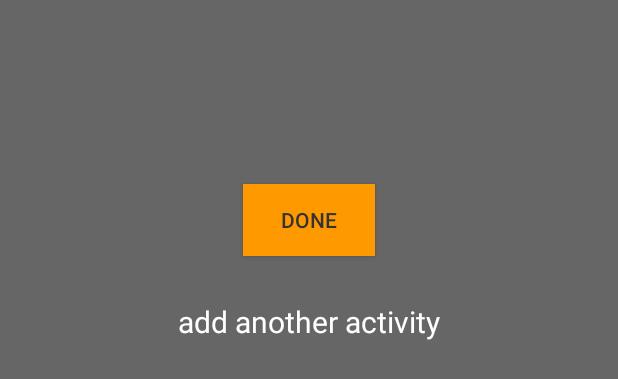
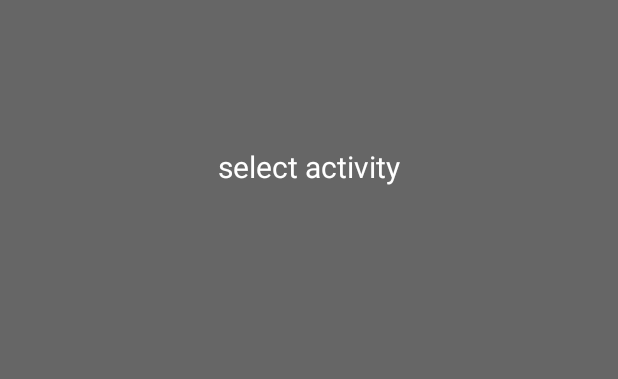
Before and after one commit to aitchiss/workout_planner, an Android app: the layout activity_edit_workout.xml on its own in the app's theme, with its tools: preview values and no code run, on a phone screen of 412 x 824 dp. Shown: the top 379 px of the screen. Run offline under Robolectric (Android 15) with nearby library versions, the phone set to English and light mode, and no system bars.

Commit message:
plus minus workout contents moved out of editworkout activity

```diff
--- a/WorkoutPlannerApp/app/src/main/java/com/codeclan/workoutplannerapp/AddSetActivity.java
+++ b/WorkoutPlannerApp/app/src/main/java/com/codeclan/workoutplannerapp/AddSetActivity.java
@@ -61,7 +61,7 @@ public class AddSetActivity extends AppCompatActivity {
 
         appHistory.updateLog(sharedPref, workoutLog);
 
-        Intent intent = new Intent(this, EditWorkoutActivity.class);
+        Intent intent = new Intent(this, ViewWorkoutActivity.class);
         intent.putExtra("workout", workout.getName());
         startActivity(intent);
     }
--- a/WorkoutPlannerApp/app/src/main/java/com/codeclan/workoutplannerapp/CreateWorkoutActivity.java
+++ b/WorkoutPlannerApp/app/src/main/java/com/codeclan/workoutplannerapp/CreateWorkoutActivity.java
@@ -33,8 +33,6 @@ public class CreateWorkoutActivity extends AppCompatActivity {
     }
 
 
-
-
     public void onSaveButtonClick(View view){
 
         EditText workoutNameInput = (EditText) findViewById(R.id.workout_name_input);
--- a/WorkoutPlannerApp/app/src/main/java/com/codeclan/workoutplannerapp/ViewWorkoutActivity.java
+++ b/WorkoutPlannerApp/app/src/main/java/com/codeclan/workoutplannerapp/ViewWorkoutActivity.java
@@ -7,6 +7,7 @@ import android.content.SharedPreferences;
 import android.support.v7.app.ActionBar;
 import android.support.v7.app.AppCompatActivity;
 import android.os.Bundle;
+import android.support.v7.widget.Toolbar;
 import android.util.Log;
 import android.view.View;
 import android.widget.Button;
--- a/WorkoutPlannerApp/app/src/main/res/layout/activity_edit_workout.xml
+++ b/WorkoutPlannerApp/app/src/main/res/layout/activity_edit_workout.xml
@@ -12,27 +12,11 @@
         android:layout_width="wrap_content"
         android:layout_height="wrap_content"
         android:layout_gravity="center"
-        android:textSize="25dp"
+        android:textSize="20dp"
         android:layout_marginBottom="20dp"
         android:padding="20dp"/>
 
-    <ListView
-        android:id="@+id/workout_contents"
-        android:layout_marginBottom="18dp"
-        android:layout_width="wrap_content"
-        android:layout_height="wrap_content"></ListView>
 
-    <Button
-        android:id="@+id/done_with_edit_button"
-        android:onClick="onDoneEditingButtonClick"
-        android:layout_width="wrap_content"
-        android:layout_height="wrap_content"
-        android:layout_gravity="center"
-        android:background="@color/colorAccent"
-        android:textColor="@color/colorPrimary"
-        android:layout_marginTop="10dp"
-        android:layout_marginBottom="20dp"
-        android:text="done"/>
 
     <TextView
         android:layout_width="wrap_content"
@@ -41,7 +25,7 @@
         android:textSize="20dp"
         android:layout_marginTop="10dp"
         android:layout_marginBottom="15dp"
-        android:text="add another activity"/>
+        android:text="select activity"/>
 
     <ListView
         android:id="@+id/available_activities_list"
--- a/WorkoutPlannerApp/app/src/main/res/layout/activity_view_workout.xml
+++ b/WorkoutPlannerApp/app/src/main/res/layout/activity_view_workout.xml
@@ -7,6 +7,7 @@
         android:layout_height="match_parent"
         tools:context="com.codeclan.workoutplannerapp.ViewWorkoutActivity"
         android:orientation="vertical">
+
 
     <TextView
         android:id="@+id/workout_name"
@@ -45,11 +46,10 @@
     </LinearLayout>
 
 
-
     <ListView
         android:id="@+id/workout_contents"
         android:layout_width="wrap_content"
-        android:layout_height="wrap_content"></ListView>
+        android:layout_height="170dp"></ListView>
 
     <Button
         android:id="@+id/start_workout_button"
--- a/WorkoutPlannerApp/app/src/main/res/layout/workout_contents_list_item.xml
+++ b/WorkoutPlannerApp/app/src/main/res/layout/workout_contents_list_item.xml
@@ -15,7 +15,7 @@
             <TextView
                 android:layout_alignParentLeft="true"
                 android:id="@+id/set_activity_name"
-                android:textSize="18dp"
+                android:textSize="15dp"
                 android:padding="2dp"
                 android:layout_width="wrap_content"
                 android:layout_height="wrap_content" />
```
Also changed, not shown: WorkoutPlannerApp/app/src/main/java/com/codeclan/workoutplannerapp/EditWorkoutActivity.java (+1 -35 lines).
